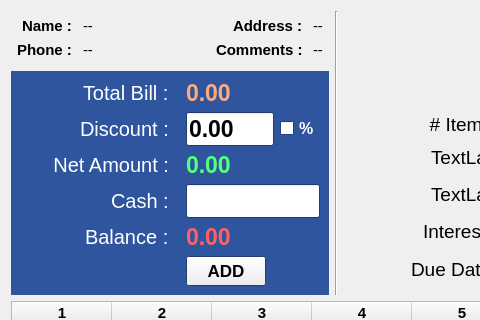
Before: the Qt Designer form estorecpp/multiplepayment.ui in Watti/estorecpp, drawn with Qt 5; both pictures show x 0 to 480 and y 0 to 320 of the 779 by 579 pixel window.
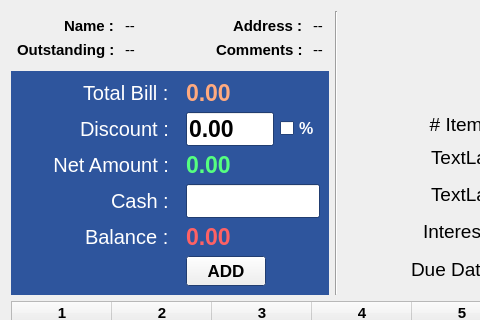
After: the same form once the commit is applied. Icons and pictures are not drawn.

Commit message: outstanding added to single/multiple payment widgets

Diff of the .ui file:
```diff
--- a/estorecpp/multiplepayment.ui
+++ b/estorecpp/multiplepayment.ui
@@ -104,7 +104,7 @@
                  </font>
                 </property>
                 <property name="text">
-                 <string>Phone : </string>
+                 <string>Outstanding : </string>
                 </property>
                </widget>
               </item>
```
Left out of the diff: 2 changed lines with no effect on the pictures. The commit also changes 2 other files.
